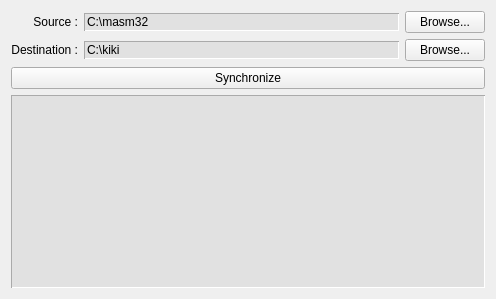
hlaporthein/sandbox, file qt/synchro_simple/synchro_simple/dialog.ui: the form before one commit.
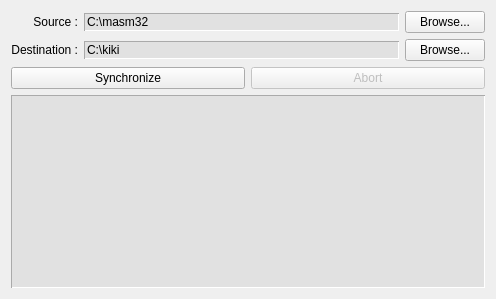
The form after the commit. Icons and pictures are not drawn.

Diff of the .ui file:
```diff
--- a/qt/synchro_simple/synchro_simple/dialog.ui
+++ b/qt/synchro_simple/synchro_simple/dialog.ui
@@ -17,7 +17,7 @@
    <iconset resource="resources.qrc">
     <normaloff>:/icon/ocp_icon.png</normaloff>:/icon/ocp_icon.png</iconset>
   </property>
-  <layout class="QHBoxLayout" name="horizontalLayout">
+  <layout class="QHBoxLayout" name="horizontalLayout_2">
    <item>
     <layout class="QVBoxLayout" name="verticalLayout">
      <item>
@@ -94,11 +94,25 @@
       </layout>
      </item>
      <item>
-      <widget class="QPushButton" name="syncButton">
-       <property name="text">
-        <string>Synchronize</string>
-       </property>
-      </widget>
+      <layout class="QHBoxLayout" name="horizontalLayout">
+       <item>
+        <widget class="QPushButton" name="syncButton">
+         <property name="text">
+          <string>Synchronize</string>
+         </property>
+        </widget>
+       </item>
+       <item>
+        <widget class="QPushButton" name="abortButton">
+         <property name="enabled">
+          <bool>false</bool>
+         </property>
+         <property name="text">
+          <string>Abort</string>
+         </property>
+        </widget>
+       </item>
+      </layout>
      </item>
      <item>
       <widget class="QTextEdit" name="traceTextEdit">
```
Left out of the diff: 76 changed lines with no effect on the pictures.
